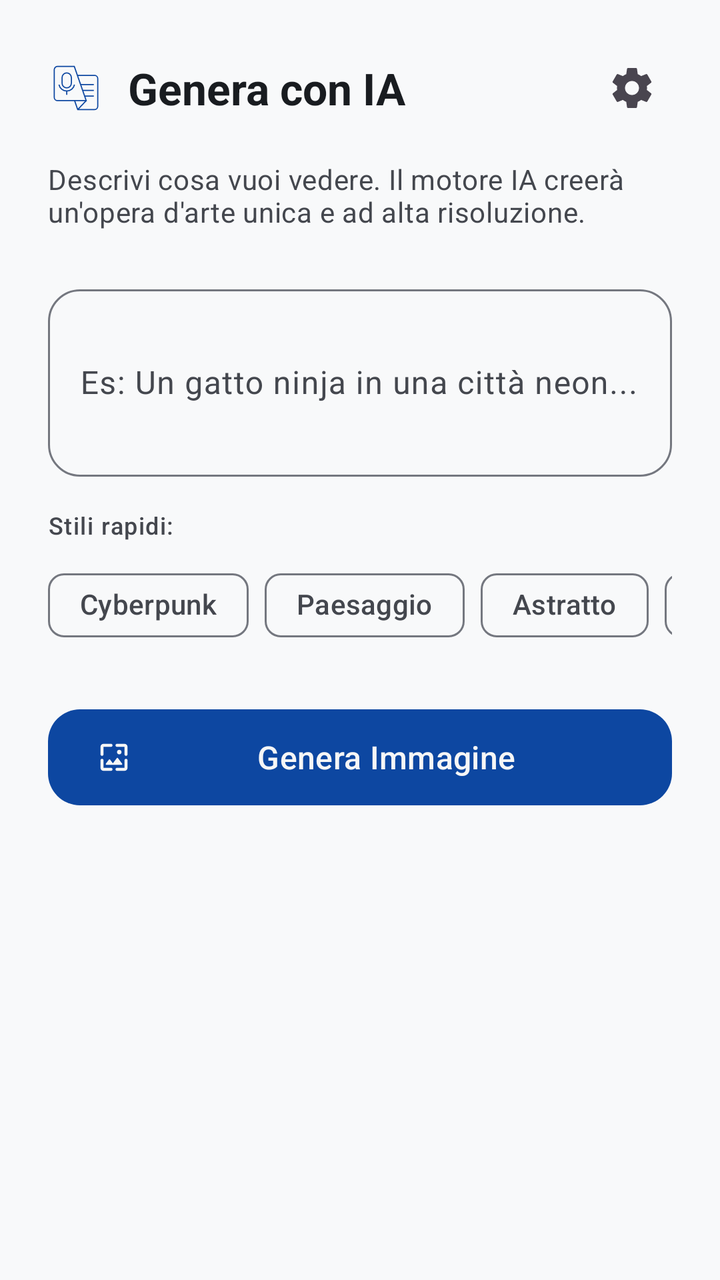
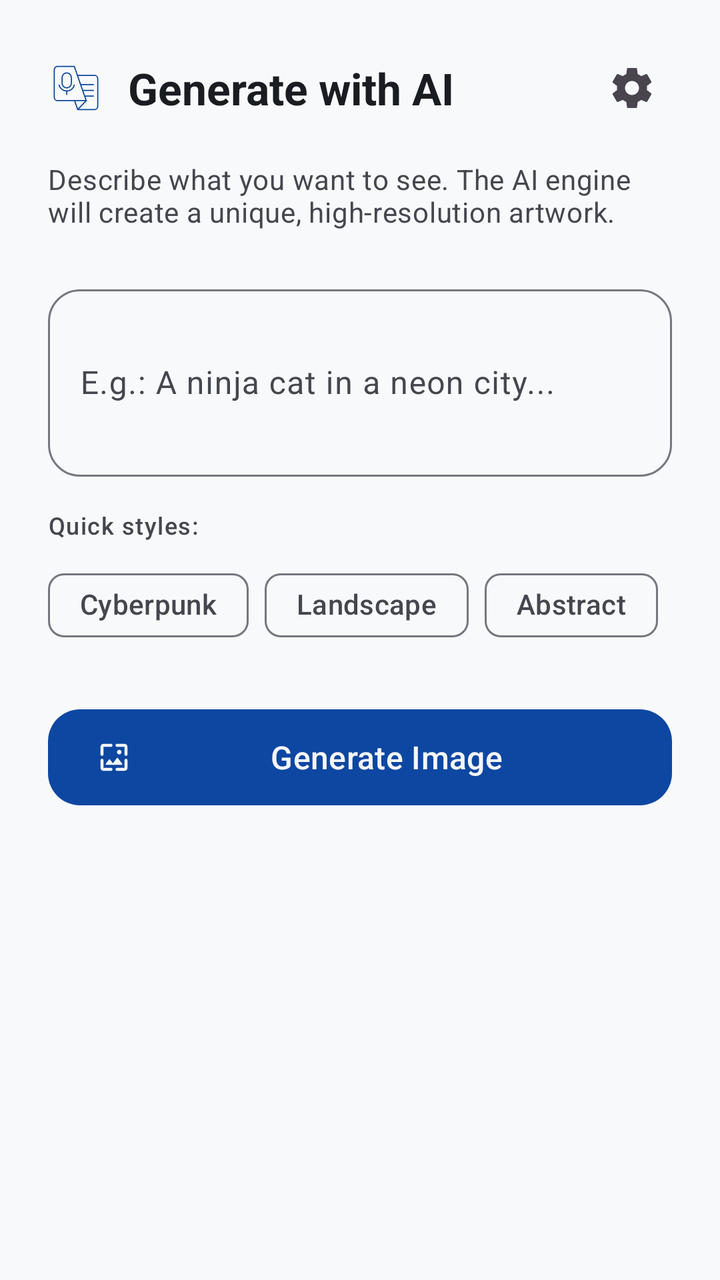

Compare the two renders of this Android layout. The source of the first and the diff that turns it into the second are given below.
<!-- AndroidManifest.xml: application theme Theme.CryptionChat -->
<!-- res/layout/dialog_ai_generator.xml -->
<?xml version="1.0" encoding="utf-8"?>

<ScrollView xmlns:android="http://schemas.android.com/apk/res/android"
    xmlns:app="http://schemas.android.com/apk/res-auto"
    android:layout_width="match_parent"
    android:layout_height="wrap_content">

    <LinearLayout
        android:layout_width="match_parent"
        android:layout_height="wrap_content"
        android:orientation="vertical"
        android:padding="24dp">

        <LinearLayout
            android:layout_width="match_parent"
            android:layout_height="wrap_content"
            android:orientation="horizontal"
            android:gravity="center_vertical"
            android:layout_marginBottom="16dp">

            <ImageView
                android:layout_width="28dp"
                android:layout_height="28dp"
                android:src="@drawable/ic_transcribe"
                app:tint="?attr/colorPrimary"
                android:layout_marginEnd="12dp"
                android:importantForAccessibility="no" />

            <TextView
                android:layout_width="0dp"
                android:layout_height="wrap_content"
                android:layout_weight="1"
                android:text="Genera con IA"
                android:textAppearance="?attr/textAppearanceTitleLarge"
                android:textColor="?attr/colorOnSurface"
                android:textStyle="bold" />

            <ImageButton
                android:id="@+id/btn_ai_settings"
                android:layout_width="40dp"
                android:layout_height="40dp"
                android:background="?attr/selectableItemBackgroundBorderless"
                android:src="@drawable/ic_settings"
                app:tint="?attr/colorControlNormal"
                android:contentDescription="Impostazioni IA" />
        </LinearLayout>

        <TextView
            android:layout_width="wrap_content"
            android:layout_height="wrap_content"
            android:text="Descrivi cosa vuoi vedere. Il motore IA creerà un'opera d'arte unica e ad alta risoluzione."
            android:textAppearance="?attr/textAppearanceBodyMedium"
            android:textColor="?attr/colorOnSurfaceVariant"
            android:layout_marginBottom="24dp"/>

        
        <com.google.android.material.textfield.TextInputLayout
            style="@style/Widget.Material3.TextInputLayout.OutlinedBox"
            android:layout_width="match_parent"
            android:layout_height="wrap_content"
            app:boxCornerRadiusTopStart="16dp"
            app:boxCornerRadiusTopEnd="16dp"
            app:boxCornerRadiusBottomStart="16dp"
            app:boxCornerRadiusBottomEnd="16dp"
            android:layout_marginBottom="16dp"
            android:hint="Es: Un gatto ninja in una città neon...">

            <com.google.android.material.textfield.TextInputEditText
                android:id="@+id/edit_text_ai_prompt"
                android:layout_width="match_parent"
                android:layout_height="wrap_content"
                android:inputType="textMultiLine"
                android:minLines="3"
                android:maxLines="5" />
        </com.google.android.material.textfield.TextInputLayout>

        <TextView
            android:layout_width="wrap_content"
            android:layout_height="wrap_content"
            android:text="Stili rapidi:"
            android:textAppearance="?attr/textAppearanceLabelMedium"
            android:textColor="?attr/colorOnSurfaceVariant"
            android:layout_marginBottom="8dp"/>

        
        <HorizontalScrollView
            android:layout_width="match_parent"
            android:layout_height="wrap_content"
            android:scrollbars="none"
            android:layout_marginBottom="24dp">

            <com.google.android.material.chip.ChipGroup
                android:id="@+id/chip_group_presets"
                android:layout_width="wrap_content"
                android:layout_height="wrap_content"
                app:singleLine="true"
                app:singleSelection="true"
                app:selectionRequired="false"
                app:chipSpacingHorizontal="8dp">

                <com.google.android.material.chip.Chip
                    android:id="@+id/preset_cyberpunk"
                    style="@style/Widget.Material3.Chip.Filter"
                    android:layout_width="wrap_content"
                    android:layout_height="wrap_content"
                    android:text="Cyberpunk" />

                <com.google.android.material.chip.Chip
                    android:id="@+id/preset_landscape"
                    style="@style/Widget.Material3.Chip.Filter"
                    android:layout_width="wrap_content"
                    android:layout_height="wrap_content"
                    android:text="Paesaggio" />

                <com.google.android.material.chip.Chip
                    android:id="@+id/preset_abstract"
                    style="@style/Widget.Material3.Chip.Filter"
                    android:layout_width="wrap_content"
                    android:layout_height="wrap_content"
                    android:text="Astratto" />

                <com.google.android.material.chip.Chip
                    android:id="@+id/preset_space"
                    style="@style/Widget.Material3.Chip.Filter"
                    android:layout_width="wrap_content"
                    android:layout_height="wrap_content"
                    android:text="Spazio" />

                <com.google.android.material.chip.Chip
                    android:id="@+id/preset_rainy"
                    style="@style/Widget.Material3.Chip.Filter"
                    android:layout_width="wrap_content"
                    android:layout_height="wrap_content"
                    android:text="Pioggia Lofi" />

                <com.google.android.material.chip.Chip
                    android:id="@+id/preset_anime"
                    style="@style/Widget.Material3.Chip.Filter"
                    android:layout_width="wrap_content"
                    android:layout_height="wrap_content"
                    android:text="Anime" />

                <com.google.android.material.chip.Chip
                    android:id="@+id/preset_3d_avatar"
                    style="@style/Widget.Material3.Chip.Filter"
                    android:layout_width="wrap_content"
                    android:layout_height="wrap_content"
                    android:text="Render 3D" />

                <com.google.android.material.chip.Chip
                    android:id="@+id/preset_fantasy"
                    style="@style/Widget.Material3.Chip.Filter"
                    android:layout_width="wrap_content"
                    android:layout_height="wrap_content"
                    android:text="Fantasy" />

                <com.google.android.material.chip.Chip
                    android:id="@+id/preset_synthwave"
                    style="@style/Widget.Material3.Chip.Filter"
                    android:layout_width="wrap_content"
                    android:layout_height="wrap_content"
                    android:text="Synthwave 80s" />

                <com.google.android.material.chip.Chip
                    android:id="@+id/preset_dark_gothic"
                    style="@style/Widget.Material3.Chip.Filter"
                    android:layout_width="wrap_content"
                    android:layout_height="wrap_content"
                    android:text="Gothic" />

            </com.google.android.material.chip.ChipGroup>
        </HorizontalScrollView>

        
        <com.google.android.material.button.MaterialButton
            android:id="@+id/btn_generate_ai"
            style="@style/Widget.Material3.Button"
            android:layout_width="match_parent"
            android:layout_height="56dp"
            android:text="Genera Immagine"
            android:textSize="16sp"
            app:cornerRadius="16dp"
            app:icon="@drawable/ic_wallpaper"
            android:layout_marginBottom="16dp"/>

        
        <LinearLayout
            android:id="@+id/ai_loading_layout"
            android:layout_width="match_parent"
            android:layout_height="wrap_content"
            android:orientation="vertical"
            android:gravity="center"
            android:layout_marginBottom="16dp"
            android:visibility="gone">

            <ProgressBar
                android:layout_width="40dp"
                android:layout_height="40dp"
                android:layout_marginBottom="12dp"/>

            <TextView
                android:layout_width="wrap_content"
                android:layout_height="wrap_content"
                android:text="Creazione capolavoro in corso...\nAttendere 5-10 secondi."
                android:textAlignment="center"
                android:textAppearance="?attr/textAppearanceBodyMedium"
                android:textColor="?attr/colorPrimary"/>
        </LinearLayout>

        
        <com.google.android.material.card.MaterialCardView
            android:id="@+id/ai_preview_card"
            android:layout_width="match_parent"
            android:layout_height="350dp"
            android:layout_marginBottom="16dp"
            app:cardCornerRadius="24dp"
            app:strokeWidth="1dp"
            app:strokeColor="?attr/colorOutlineVariant"
            android:visibility="gone">

            <ImageView
                android:id="@+id/ai_preview_image"
                android:layout_width="match_parent"
                android:layout_height="match_parent"
                android:scaleType="centerCrop"
                android:contentDescription="Anteprima Sfondo Generato"/>

        </com.google.android.material.card.MaterialCardView>

        
        <com.google.android.material.button.MaterialButton
            android:id="@+id/btn_set_generated_bg"
            style="@style/Widget.Material3.Button.TonalButton"
            android:layout_width="match_parent"
            android:layout_height="56dp"
            android:text="Imposta come Sfondo"
            app:cornerRadius="16dp"
            app:icon="@drawable/ic_check"
            android:visibility="gone"/>

    </LinearLayout>
</ScrollView>
<!-- resources referenced by this layout -->
<resources>
  <!-- drawable ic_check (drawable) -->
  <vector xmlns:android="http://schemas.android.com/apk/res/android"
      android:width="24dp"
      android:height="24dp"
      android:viewportWidth="24"
      android:viewportHeight="24">
      <path
          android:fillColor="@android:color/white"
          android:pathData="M9,16.17L4.83,12l-1.42,1.41L9,19 21,7l-1.41,-1.41L9,16.17z"/>
  </vector>
  <color name="primary_light">#0D47A1</color>
  <color name="primary_container_light">#D4E3FF</color>
  <color name="on_primary_container_light">#001C3A</color>
  <color name="secondary_light">#546E7A</color>
  <color name="on_secondary_light">#FFFFFF</color>
  <color name="secondary_container_light">#DAE2E9</color>
  <color name="on_secondary_container_light">#121F26</color>
  <color name="tertiary_light">#455A64</color>
  <color name="on_tertiary_light">#FFFFFF</color>
  <color name="tertiary_container_light">#CFD8DC</color>
  <color name="error_light">#BA1A1A</color>
  <color name="on_error_light">#FFFFFF</color>
  <color name="error_container_light">#FFDAD6</color>
  <color name="on_error_container_light">#410002</color>
  <color name="background_light">#F8F9FA</color>
  <color name="on_background_light">#191C20</color>
  <color name="surface_light">#F8F9FA</color>
  <color name="on_surface_light">#191C20</color>
  <color name="surface_variant_light">#E0E2E5</color>
  <color name="on_surface_variant_light">#44474E</color>
  <color name="outline_light">#74777F</color>
  <color name="outline_variant_light">#C4C6CF</color>
  <color name="inverse_surface_light">#2F3033</color>
  <color name="inverse_on_surface_light">#F1F0F4</color>
  <color name="inverse_primary_light">#AEC6FF</color>
  <style name="Widget.App.NavigationView" parent="Widget.Material3.NavigationView">
          
          <item name="itemShapeInsetStart">12dp</item>
          <item name="itemShapeInsetEnd">12dp</item>
          
          <item name="itemShapeAppearanceOverlay">@style/ShapeAppearance.Material3.Corner.Full</item>
      </style>
  <style name="ActivityAnimation" parent="@android:style/Animation.Activity">
          <item name="android:activityOpenEnterAnimation">@anim/slide_in_right</item>
          <item name="android:activityOpenExitAnimation">@anim/slide_out_left</item>
          <item name="android:activityCloseEnterAnimation">@anim/slide_in_left</item>
          <item name="android:activityCloseExitAnimation">@anim/slide_out_right</item>
      </style>
  <!-- unchanged entries left out for length: 4 -->
</resources>

<!-- the commit's change to res/layout/dialog_ai_generator.xml (unified diff, before → after) -->
@@ -30,7 +30,7 @@
                 android:layout_width="0dp"
                 android:layout_height="wrap_content"
                 android:layout_weight="1"
-                android:text="Genera con IA"
+                android:text="@string/action_generate_with_ai"
                 android:textAppearance="?attr/textAppearanceTitleLarge"
                 android:textColor="?attr/colorOnSurface"
                 android:textStyle="bold" />
@@ -42,13 +42,13 @@
                 android:background="?attr/selectableItemBackgroundBorderless"
                 android:src="@drawable/ic_settings"
                 app:tint="?attr/colorControlNormal"
-                android:contentDescription="Impostazioni IA" />
+                android:contentDescription="@string/cd_ai_settings" />
         </LinearLayout>
 
         <TextView
             android:layout_width="wrap_content"
             android:layout_height="wrap_content"
-            android:text="Descrivi cosa vuoi vedere. Il motore IA creerà un'opera d'arte unica e ad alta risoluzione."
+            android:text="@string/ai_generator_desc"
             android:textAppearance="?attr/textAppearanceBodyMedium"
             android:textColor="?attr/colorOnSurfaceVariant"
             android:layout_marginBottom="24dp"/>
@@ -63,7 +63,7 @@
             app:boxCornerRadiusBottomStart="16dp"
             app:boxCornerRadiusBottomEnd="16dp"
             android:layout_marginBottom="16dp"
-            android:hint="Es: Un gatto ninja in una città neon...">
+            android:hint="@string/ai_prompt_hint">
 
             <com.google.android.material.textfield.TextInputEditText
                 android:id="@+id/edit_text_ai_prompt"
@@ -77,7 +77,7 @@
         <TextView
             android:layout_width="wrap_content"
             android:layout_height="wrap_content"
-            android:text="Stili rapidi:"
+            android:text="@string/ai_quick_styles"
             android:textAppearance="?attr/textAppearanceLabelMedium"
             android:textColor="?attr/colorOnSurfaceVariant"
             android:layout_marginBottom="8dp"/>
@@ -103,70 +103,70 @@
                     style="@style/Widget.Material3.Chip.Filter"
                     android:layout_width="wrap_content"
                     android:layout_height="wrap_content"
-                    android:text="Cyberpunk" />
+                    android:text="@string/ai_style_cyberpunk" />
 
                 <com.google.android.material.chip.Chip
                     android:id="@+id/preset_landscape"
                     style="@style/Widget.Material3.Chip.Filter"
                     android:layout_width="wrap_content"
                     android:layout_height="wrap_content"
-                    android:text="Paesaggio" />
+                    android:text="@string/ai_style_landscape" />
 
                 <com.google.android.material.chip.Chip
                     android:id="@+id/preset_abstract"
                     style="@style/Widget.Material3.Chip.Filter"
                     android:layout_width="wrap_content"
                     android:layout_height="wrap_content"
-                    android:text="Astratto" />
+                    android:text="@string/ai_style_abstract" />
 
                 <com.google.android.material.chip.Chip
                     android:id="@+id/preset_space"
                     style="@style/Widget.Material3.Chip.Filter"
                     android:layout_width="wrap_content"
                     android:layout_height="wrap_content"
-                    android:text="Spazio" />
+                    android:text="@string/ai_style_space" />
 
                 <com.google.android.material.chip.Chip
                     android:id="@+id/preset_rainy"
                     style="@style/Widget.Material3.Chip.Filter"
                     android:layout_width="wrap_content"
                     android:layout_height="wrap_content"
-                    android:text="Pioggia Lofi" />
+                    android:text="@string/ai_style_lofi_rain" />
 
                 <com.google.android.material.chip.Chip
                     android:id="@+id/preset_anime"
                     style="@style/Widget.Material3.Chip.Filter"
                     android:layout_width="wrap_content"
                     android:layout_height="wrap_content"
-                    android:text="Anime" />
+                    android:text="@string/ai_style_anime" />
 
                 <com.google.android.material.chip.Chip
                     android:id="@+id/preset_3d_avatar"
                     style="@style/Widget.Material3.Chip.Filter"
                     android:layout_width="wrap_content"
                     android:layout_height="wrap_content"
-                    android:text="Render 3D" />
+                    android:text="@string/ai_style_3d_render" />
 
                 <com.google.android.material.chip.Chip
                     android:id="@+id/preset_fantasy"
                     style="@style/Widget.Material3.Chip.Filter"
                     android:layout_width="wrap_content"
                     android:layout_height="wrap_content"
-                    android:text="Fantasy" />
+                    android:text="@string/ai_style_fantasy" />
 
                 <com.google.android.material.chip.Chip
                     android:id="@+id/preset_synthwave"
                     style="@style/Widget.Material3.Chip.Filter"
                     android:layout_width="wrap_content"
                     android:layout_height="wrap_content"
-                    android:text="Synthwave 80s" />
+                    android:text="@string/ai_style_synthwave" />
 
                 <com.google.android.material.chip.Chip
                     android:id="@+id/preset_dark_gothic"
                     style="@style/Widget.Material3.Chip.Filter"
                     android:layout_width="wrap_content"
                     android:layout_height="wrap_content"
-                    android:text="Gothic" />
+                    android:text="@string/ai_style_gothic" />
 
             </com.google.android.material.chip.ChipGroup>
         </HorizontalScrollView>
@@ -177,7 +177,7 @@
             style="@style/Widget.Material3.Button"
             android:layout_width="match_parent"
             android:layout_height="56dp"
-            android:text="Genera Immagine"
+            android:text="@string/action_generate_image"
             android:textSize="16sp"
             app:cornerRadius="16dp"
             app:icon="@drawable/ic_wallpaper"
@@ -201,7 +201,7 @@
             <TextView
                 android:layout_width="wrap_content"
                 android:layout_height="wrap_content"
-                android:text="Creazione capolavoro in corso...\nAttendere 5-10 secondi."
+                android:text="@string/ai_generating_wait"
                 android:textAlignment="center"
                 android:textAppearance="?attr/textAppearanceBodyMedium"
                 android:textColor="?attr/colorPrimary"/>
@@ -223,7 +223,7 @@
                 android:layout_width="match_parent"
                 android:layout_height="match_parent"
                 android:scaleType="centerCrop"
-                android:contentDescription="Anteprima Sfondo Generato"/>
+                android:contentDescription="@string/cd_ai_preview"/>
 
         </com.google.android.material.card.MaterialCardView>
 
@@ -233,7 +233,7 @@
             style="@style/Widget.Material3.Button.TonalButton"
             android:layout_width="match_parent"
             android:layout_height="56dp"
-            android:text="Imposta come Sfondo"
+            android:text="@string/action_set_as_background"
             app:cornerRadius="16dp"
             app:icon="@drawable/ic_check"
             android:visibility="gone"/>
<!-- resource entries referenced after the edit -->
@@ -10,6 +10,25 @@
           android:fillColor="@android:color/white"
           android:pathData="M9,16.17L4.83,12l-1.42,1.41L9,19 21,7l-1.41,-1.41L9,16.17z"/>
   </vector>
+  <string name="action_generate_image">Generate Image</string>
+  <string name="action_generate_with_ai">Generate with AI</string>
+  <string name="action_set_as_background">Set as Background</string>
+  <string name="ai_generating_wait">Creating masterpiece...\nPlease wait 5-10 seconds.</string>
+  <string name="ai_generator_desc">Describe what you want to see. The AI engine will create a unique, high-resolution artwork.</string>
+  <string name="ai_prompt_hint">E.g.: A ninja cat in a neon city...</string>
+  <string name="ai_quick_styles">Quick styles:</string>
+  <string name="ai_style_3d_render">3D Render</string>
+  <string name="ai_style_abstract">Abstract</string>
+  <string name="ai_style_anime">Anime</string>
+  <string name="ai_style_cyberpunk">Cyberpunk</string>
+  <string name="ai_style_fantasy">Fantasy</string>
+  <string name="ai_style_gothic">Gothic</string>
+  <string name="ai_style_landscape">Landscape</string>
+  <string name="ai_style_lofi_rain">Lofi Rain</string>
+  <string name="ai_style_space">Space</string>
+  <string name="ai_style_synthwave">80s Synthwave</string>
+  <string name="cd_ai_preview">Generated Background Preview</string>
+  <string name="cd_ai_settings">AI Settings</string>
   <color name="primary_light">#0D47A1</color>
   <color name="primary_container_light">#D4E3FF</color>
   <color name="on_primary_container_light">#001C3A</color>
